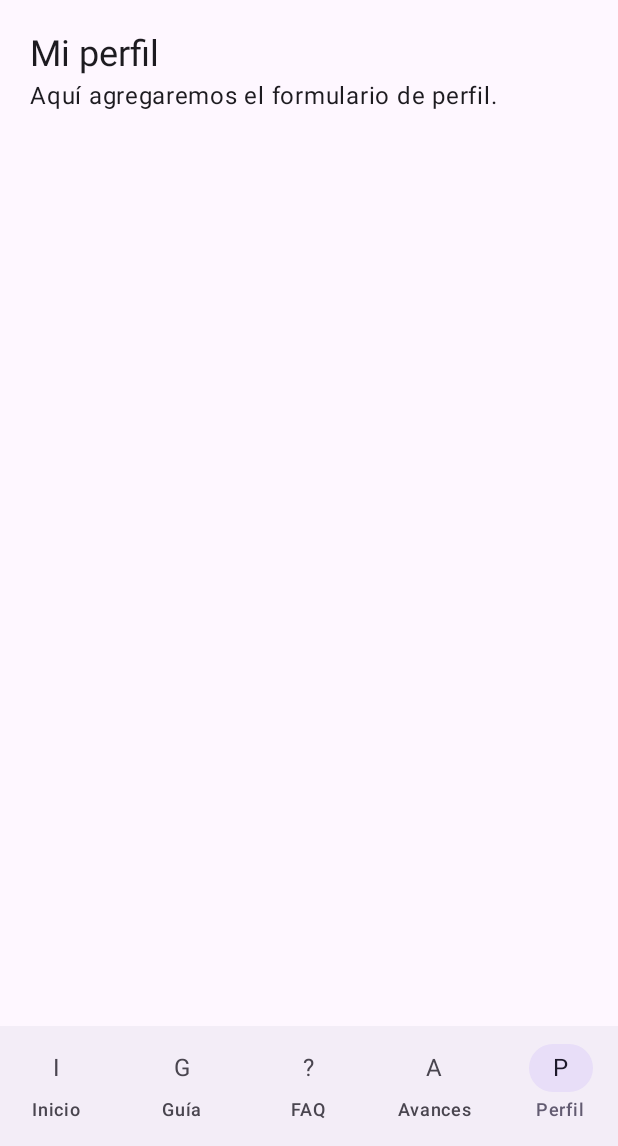
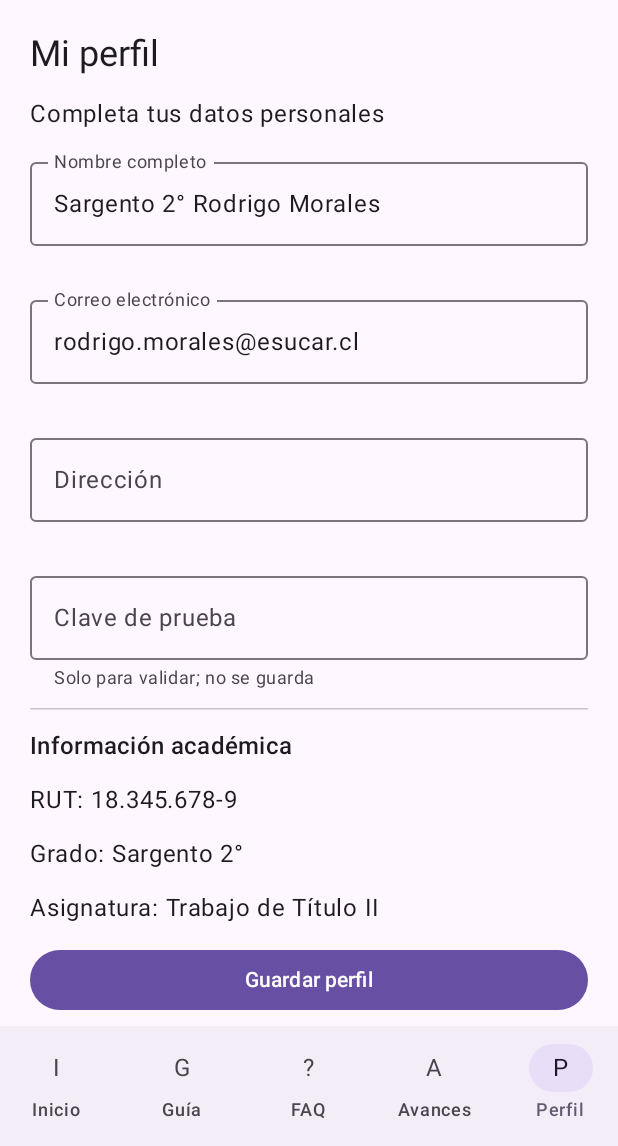
Before and after one commit to KevinValdebenito/TutorVirtualESUCAR, an Android app built with Jetpack Compose: the PerfilScreen screen opened through its navigation route, on a phone screen of 412 x 824 dp, the part 90-1236 px from its top. Run offline under Robolectric (Android 15) with nearby library versions, the phone set to English and light mode, and no system bars.

Commit message:
feat: implementar formulario de perfil con validaciones y ViewModel

```diff
--- a/app/src/main/java/cl/duoc/tutorvirtual/MainActivity.kt
+++ b/app/src/main/java/cl/duoc/tutorvirtual/MainActivity.kt
@@ -19,6 +19,7 @@ import androidx.navigation.compose.currentBackStackEntryAsState
 import cl.duoc.tutorvirtual.ui.screens.GuiaMetodologicaScreen
 import cl.duoc.tutorvirtual.ui.screens.FaqScreen
 import cl.duoc.tutorvirtual.ui.screens.AvancesScreen
+import cl.duoc.tutorvirtual.ui.screens.PerfilScreen
 
 class MainActivity : ComponentActivity() {
 
@@ -59,45 +60,35 @@ fun TutorVirtualApp() {
 
                 NavigationBarItem(
                     selected = ruta == "inicio",
-                    onClick = {
-                        navController.navigate("inicio")
-                    },
+                    onClick = { navController.navigate("inicio") },
                     icon = { Text("I") },
                     label = { Text("Inicio") }
                 )
 
                 NavigationBarItem(
                     selected = ruta == "guia",
-                    onClick = {
-                        navController.navigate("guia")
-                    },
+                    onClick = { navController.navigate("guia") },
                     icon = { Text("G") },
                     label = { Text("Guía") }
                 )
 
                 NavigationBarItem(
                     selected = ruta == "faq",
-                    onClick = {
-                        navController.navigate("faq")
-                    },
+                    onClick = { navController.navigate("faq") },
                     icon = { Text("?") },
                     label = { Text("FAQ") }
                 )
 
                 NavigationBarItem(
                     selected = ruta == "avances",
-                    onClick = {
-                        navController.navigate("avances")
-                    },
+                    onClick = { navController.navigate("avances") },
                     icon = { Text("A") },
                     label = { Text("Avances") }
                 )
 
                 NavigationBarItem(
                     selected = ruta == "perfil",
-                    onClick = {
-                        navController.navigate("perfil")
-                    },
+                    onClick = { navController.navigate("perfil") },
                     icon = { Text("P") },
                     label = { Text("Perfil") }
                 )
@@ -118,51 +109,39 @@ fun TutorVirtualApp() {
                     modifier = Modifier
                         .fillMaxSize()
                         .padding(20.dp),
-                    verticalArrangement =
-                        Arrangement.spacedBy(12.dp)
+                    verticalArrangement = Arrangement.spacedBy(12.dp)
                 ) {
 
                     Text(
                         "Bienvenido al Tutor Virtual",
-                        style =
-                            MaterialTheme.typography.headlineSmall
+                        style = MaterialTheme.typography.headlineSmall
                     )
 
-                    Text(
-                        "Apoyo para Trabajo de Título I, II y III."
-                    )
+                    Text("Apoyo para Trabajo de Título I, II y III.")
 
                     Button(
-                        onClick = {
-                            navController.navigate("guia")
-                        },
+                        onClick = { navController.navigate("guia") },
                         modifier = Modifier.fillMaxWidth()
                     ) {
                         Text("Guía metodológica")
                     }
 
                     Button(
-                        onClick = {
-                            navController.navigate("faq")
-                        },
+                        onClick = { navController.navigate("faq") },
                         modifier = Modifier.fillMaxWidth()
                     ) {
                         Text("Preguntas frecuentes")
                     }
 
                     Button(
-                        onClick = {
-                            navController.navigate("avances")
-                        },
+                        onClick = { navController.navigate("avances") },
                         modifier = Modifier.fillMaxWidth()
                     ) {
                         Text("Mis avances")
                     }
 
                     Button(
-                        onClick = {
-                            navController.navigate("perfil")
-                        },
+                        onClick = { navController.navigate("perfil") },
                         modifier = Modifier.fillMaxWidth()
                     ) {
                         Text("Mi perfil")
@@ -191,23 +170,7 @@ fun TutorVirtualApp() {
             }
 
             composable("perfil") {
-
-                Column(
-                    modifier = Modifier
-                        .fillMaxSize()
-                        .padding(20.dp)
-                ) {
-
-                    Text(
-                        "Mi perfil",
-                        style =
-                            MaterialTheme.typography.headlineSmall
-                    )
-
-                    Text(
-                        "Aquí agregaremos el formulario de perfil."
-                    )
-                }
+                PerfilScreen()
             }
         }
     }
--- /dev/null
+++ b/app/src/main/java/cl/duoc/tutorvirtual/ui/screens/PerfilScreen.kt
@@ -0,0 +1,227 @@
+
+package cl.duoc.tutorvirtual.ui.screens
+
+import android.util.Patterns
+import androidx.compose.foundation.layout.*
+import androidx.compose.foundation.rememberScrollState
+import androidx.compose.foundation.verticalScroll
+import androidx.compose.foundation.text.KeyboardOptions
+import androidx.compose.material3.*
+import androidx.compose.runtime.*
+import androidx.compose.ui.Modifier
+import androidx.compose.ui.text.input.KeyboardType
+import androidx.compose.ui.text.input.PasswordVisualTransformation
+import androidx.compose.ui.unit.dp
+import androidx.lifecycle.viewmodel.compose.viewModel
+import cl.duoc.tutorvirtual.ui.viewmodel.PerfilViewModel
+
+@Composable
+fun PerfilScreen() {
+
+    val modelo: PerfilViewModel = viewModel()
+
+    val perfil by modelo.perfil.collectAsState()
+    val direccionGuardada by modelo.direccion.collectAsState()
+    val guardado by modelo.guardado.collectAsState()
+    val error by modelo.error.collectAsState()
+
+    var nombre by remember(perfil.nombre) {
+        mutableStateOf(perfil.nombre)
+    }
+
+    var correo by remember(perfil.email) {
+        mutableStateOf(perfil.email)
+    }
+
+    var direccion by remember(direccionGuardada) {
+        mutableStateOf(direccionGuardada)
+    }
+
+    var clave by remember {
+        mutableStateOf("")
+    }
+
+    var mostrarErrores by remember {
+        mutableStateOf(false)
+    }
+
+    val nombreIncorrecto = mostrarErrores && nombre.isBlank()
+
+    val correoIncorrecto = mostrarErrores &&
+            !Patterns.EMAIL_ADDRESS.matcher(correo.trim()).matches()
+
+    val direccionIncorrecta = mostrarErrores && direccion.isBlank()
+
+    val claveIncorrecta = mostrarErrores && clave.length < 6
+
+    Column(
+        modifier = Modifier
+            .fillMaxSize()
+            .verticalScroll(rememberScrollState())
+            .padding(20.dp),
+        verticalArrangement = Arrangement.spacedBy(12.dp)
+    ) {
+
+        if (guardado) {
+
+            // RESUMEN DEL PERFIL
+
+            Text(
+                "Perfil guardado correctamente",
+                style = MaterialTheme.typography.headlineSmall,
+                color = MaterialTheme.colorScheme.primary
+            )
+
+            Card(
+                modifier = Modifier.fillMaxWidth()
+            ) {
+                Column(
+                    modifier = Modifier.padding(16.dp),
+                    verticalArrangement = Arrangement.spacedBy(12.dp)
+                ) {
+
+                    Text("Nombre: ${perfil.nombre}")
+                    Text("Correo: ${perfil.email}")
+                    Text("Dirección: $direccionGuardada")
+                    Text("RUT: ${perfil.rut}")
+                    Text("Grado: ${perfil.grado}")
+                    Text("Asignatura: ${perfil.asignatura}")
+                    Text("Profesor guía: ${perfil.profesorGuia}")
+                }
+            }
+
+            Button(
+                onClick = {
+                    clave = ""
+                    mostrarErrores = false
+                    modelo.volverEditar()
+                },
+                modifier = Modifier.fillMaxWidth()
+            ) {
+                Text("Volver a editar")
+            }
+
+        } else {
+
+            // FORMULARIO
+
+            Text(
+                "Mi perfil",
+                style = MaterialTheme.typography.headlineSmall
+            )
+
+            Text("Completa tus datos personales")
+
+            OutlinedTextField(
+                value = nombre,
+                onValueChange = { nombre = it },
+                label = { Text("Nombre completo") },
+                modifier = Modifier.fillMaxWidth(),
+                isError = nombreIncorrecto,
+                supportingText = {
+                    if (nombreIncorrecto) {
+                        Text("El nombre es obligatorio")
+                    }
+                }
+            )
+
+            OutlinedTextField(
+                value = correo,
+                onValueChange = { correo = it },
+                label = { Text("Correo electrónico") },
+                modifier = Modifier.fillMaxWidth(),
+                keyboardOptions = KeyboardOptions(
+                    keyboardType = KeyboardType.Email
+                ),
+                isError = correoIncorrecto,
+                supportingText = {
+                    if (correoIncorrecto) {
+                        Text("Ingresa un correo válido")
+                    }
+                }
+            )
+
+            OutlinedTextField(
+                value = direccion,
+                onValueChange = { direccion = it },
+                label = { Text("Dirección") },
+                modifier = Modifier.fillMaxWidth(),
+                isError = direccionIncorrecta,
+                supportingText = {
+                    if (direccionIncorrecta) {
+                        Text("La dirección es obligatoria")
+                    }
+                }
+            )
+
+            OutlinedTextField(
+                value = clave,
+                onValueChange = { clave = it },
+                label = { Text("Clave de prueba") },
+                modifier = Modifier.fillMaxWidth(),
+                visualTransformation = PasswordVisualTransformation(),
+                keyboardOptions = KeyboardOptions(
+                    keyboardType = KeyboardType.Password
+                ),
+                isError = claveIncorrecta,
+                supportingText = {
+                    if (claveIncorrecta) {
+                        Text("Mínimo 6 caracteres")
+                    } else {
+                        Text("Solo para validar; no se guarda")
+                    }
+                }
+            )
+
+            HorizontalDivider()
+
+            Text(
+                "Información académica",
+                style = MaterialTheme.typography.titleMedium
+            )
+
+            Text("RUT: ${perfil.rut}")
+            Text("Grado: ${perfil.grado}")
+            Text("Asignatura: ${perfil.asignatura}")
+
+            if (error.isNotEmpty()) {
+                Text(
+                    error,
+                    color = MaterialTheme.colorScheme.error
+                )
+            }
+
+            Button(
+                onClick = {
+
+                    mostrarErrores = true
+
+                    val nombreValido = nombre.isNotBlank()
+
+                    val correoValido = Patterns.EMAIL_ADDRESS
+                        .matcher(correo.trim())
+                        .matches()
+
+                    val direccionValida = direccion.isNotBlank()
+
+                    val claveValida = clave.length >= 6
+
+                    if (nombreValido &&
+                        correoValido &&
+                        direccionValida &&
+                        claveValida
+                    ) {
+                        modelo.guardar(
+                            nombre,
+                            correo,
+                            direccion
+                        )
+                    }
+                },
+                modifier = Modifier.fillMaxWidth()
+            ) {
+                Text("Guardar perfil")
+            }
+        }
+    }
+}
--- /dev/null
+++ b/app/src/main/java/cl/duoc/tutorvirtual/ui/viewmodel/PerfilViewModel.kt
@@ -0,0 +1,83 @@
+
+package cl.duoc.tutorvirtual.ui.viewmodel
+
+import android.app.Application
+import android.content.Context
+import androidx.lifecycle.AndroidViewModel
+import androidx.lifecycle.viewModelScope
+import cl.duoc.tutorvirtual.TutorApplication
+import kotlinx.coroutines.flow.MutableStateFlow
+import kotlinx.coroutines.launch
+
+class PerfilViewModel(application: Application) : AndroidViewModel(application) {
+
+    private val repositorio =
+        (application as TutorApplication).container.perfilRepository
+
+    private val preferencias = application.getSharedPreferences(
+        "datos_perfil",
+        Context.MODE_PRIVATE
+    )
+
+    val perfil = repositorio.perfilFlow
+
+    val direccion = MutableStateFlow(
+        preferencias.getString("direccion", "") ?: ""
+    )
+
+    val guardado = MutableStateFlow(false)
+    val error = MutableStateFlow("")
+
+    init {
+        viewModelScope.launch {
+            try {
+                repositorio.obtenerPerfil()
+            } catch (e: Exception) {
+                error.value = "No se pudo cargar el perfil"
+            }
+        }
+    }
+
+    fun guardar(
+        nombre: String,
+        correo: String,
+        nuevaDireccion: String
+    ) {
+        viewModelScope.launch {
+
+            guardado.value = false
+            error.value = ""
+
+            try {
+                val nuevoPerfil = perfil.value.copy(
+                    nombre = nombre.trim(),
+                    email = correo.trim()
+                )
+
+                val resultado = repositorio.guardarPerfil(nuevoPerfil)
+
+                if (resultado) {
+
+                    val direccionLimpia = nuevaDireccion.trim()
+
+                    preferencias.edit()
+                        .putString("direccion", direccionLimpia)
+                        .apply()
+
+                    direccion.value = direccionLimpia
+                    guardado.value = true
+
+                } else {
+                    error.value = "No se pudo guardar el perfil"
+                }
+
+            } catch (e: Exception) {
+                error.value = "Ocurrió un error al guardar"
+            }
+        }
+    }
+
+    fun volverEditar() {
+        guardado.value = false
+    }
+}
```
